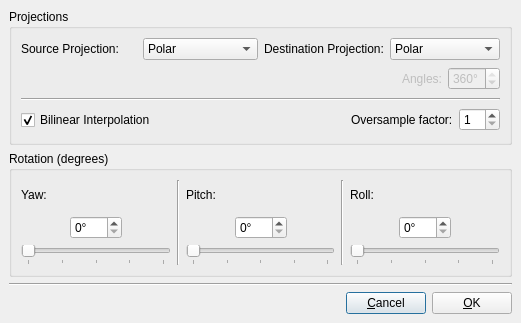
LuminanceHDR/LuminanceHDR, file src/Projection/ProjectionsDialog.ui: the form before one commit.
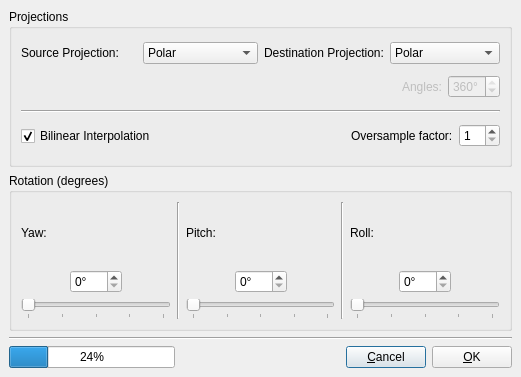
The form after the commit.

Commit message: [Projection]: use QtConcurrent to avoid freezing the UI. Add progress bar.

What changed in the file:
```diff
--- a/src/Projection/ProjectionsDialog.ui
+++ b/src/Projection/ProjectionsDialog.ui
@@ -1,52 +1,88 @@
 <ui version="4.0" >
  <class>ProjectionsDialog</class>
- <widget class="QDialog" name="ProjectionsDialog" >
-  <property name="geometry" >
+ <widget class="QDialog" name="ProjectionsDialog">
+  <property name="geometry">
    <rect>
     <x>0</x>
     <y>0</y>
     <width>521</width>
-    <height>323</height>
+    <height>377</height>
    </rect>
   </property>
   <property name="windowTitle" >
    <string>Projective Transformation</string>
   </property>
-  <layout class="QVBoxLayout" >
-   <property name="margin" >
-    <number>9</number>
-   </property>
-   <property name="spacing" >
+  <layout class="QVBoxLayout">
+   <property name="spacing">
     <number>6</number>
    </property>
+   <property name="leftMargin">
+    <number>9</number>
+   </property>
+   <property name="topMargin">
+    <number>9</number>
+   </property>
+   <property name="rightMargin">
+    <number>9</number>
+   </property>
+   <property name="bottomMargin">
+    <number>9</number>
+   </property>
    <item>
     <widget class="QGroupBox" name="projectionGroupBox" >
      <property name="title" >
       <string>Projections</string>
      </property>
-     <layout class="QVBoxLayout" >
-      <property name="margin" >
-       <number>9</number>
-      </property>
-      <property name="spacing" >
+     <layout class="QVBoxLayout">
+      <property name="spacing">
        <number>6</number>
       </property>
+      <property name="leftMargin">
+       <number>9</number>
+      </property>
+      <property name="topMargin">
+       <number>9</number>
+      </property>
+      <property name="rightMargin">
+       <number>9</number>
+      </property>
+      <property name="bottomMargin">
+       <number>9</number>
+      </property>
       <item>
-       <layout class="QHBoxLayout" >
-        <property name="margin" >
-         <number>0</number>
-        </property>
-        <property name="spacing" >
+       <layout class="QHBoxLayout">
+        <property name="spacing">
          <number>6</number>
         </property>
+        <property name="leftMargin">
+         <number>0</number>
+        </property>
+        <property name="topMargin">
+         <number>0</number>
+        </property>
+        <property name="rightMargin">
+         <number>0</number>
+        </property>
+        <property name="bottomMargin">
+         <number>0</number>
+        </property>
         <item>
-         <layout class="QHBoxLayout" >
-          <property name="margin" >
-           <number>0</number>
-          </property>
-          <property name="spacing" >
+         <layout class="QHBoxLayout">
+          <property name="spacing">
            <number>6</number>
           </property>
+          <property name="leftMargin">
+           <number>0</number>
+          </property>
+          <property name="topMargin">
+           <number>0</number>
+          </property>
+          <property name="rightMargin">
+           <number>0</number>
+          </property>
+          <property name="bottomMargin">
+           <number>0</number>
+          </property>
           <item>
            <widget class="QLabel" name="labelSrcProj" >
             <property name="text" >
@@ -81,13 +117,22 @@
          </layout>
         </item>
         <item>
-         <layout class="QHBoxLayout" >
-          <property name="margin" >
-           <number>0</number>
-          </property>
-          <property name="spacing" >
+         <layout class="QHBoxLayout">
+          <property name="spacing">
            <number>6</number>
           </property>
+          <property name="leftMargin">
+           <number>0</number>
+          </property>
+          <property name="topMargin">
+           <number>0</number>
+          </property>
+          <property name="rightMargin">
+           <number>0</number>
+          </property>
+          <property name="bottomMargin">
+           <number>0</number>
+          </property>
           <item>
            <widget class="QLabel" name="labelDestProj" >
             <property name="text" >
@@ -124,13 +169,22 @@
        </layout>
       </item>
       <item>
-       <layout class="QHBoxLayout" >
-        <property name="margin" >
-         <number>0</number>
-        </property>
-        <property name="spacing" >
+       <layout class="QHBoxLayout">
+        <property name="spacing">
          <number>6</number>
         </property>
+        <property name="leftMargin">
+         <number>0</number>
+        </property>
+        <property name="topMargin">
+         <number>0</number>
+        </property>
+        <property name="rightMargin">
+         <number>0</number>
+        </property>
+        <property name="bottomMargin">
+         <number>0</number>
+        </property>
         <item>
          <spacer>
           <property name="orientation" >
@@ -180,13 +234,22 @@
        </widget>
       </item>
       <item>
-       <layout class="QHBoxLayout" >
-        <property name="margin" >
-         <number>0</number>
-        </property>
-        <property name="spacing" >
+       <layout class="QHBoxLayout">
+        <property name="spacing">
          <number>6</number>
         </property>
+        <property name="leftMargin">
+         <number>0</number>
+        </property>
+        <property name="topMargin">
+         <number>0</number>
+        </property>
+        <property name="rightMargin">
+         <number>0</number>
+        </property>
+        <property name="bottomMargin">
+         <number>0</number>
+        </property>
         <item>
          <widget class="QCheckBox" name="bilinearCheckBox" >
           <property name="text" >
@@ -218,13 +281,13 @@
          </widget>
         </item>
         <item>
-         <widget class="QSpinBox" name="oversampleSpinBox" >
-          <property name="maximum" >
-           <number>20</number>
-          </property>
-          <property name="minimum" >
+         <widget class="QSpinBox" name="oversampleSpinBox">
+          <property name="minimum">
            <number>1</number>
           </property>
+          <property name="maximum">
+           <number>20</number>
+          </property>
          </widget>
         </item>
        </layout>
@@ -237,21 +300,39 @@
      <property name="title" >
       <string>Rotation (degrees)</string>
      </property>
-     <layout class="QHBoxLayout" >
-      <property name="margin" >
-       <number>9</number>
-      </property>
-      <property name="spacing" >
+     <layout class="QHBoxLayout">
+      <property name="spacing">
        <number>6</number>
       </property>
+      <property name="leftMargin">
+       <number>9</number>
+      </property>
+      <property name="topMargin">
+       <number>9</number>
+      </property>
+      <property name="rightMargin">
+       <number>9</number>
+      </property>
+      <property name="bottomMargin">
+       <number>9</number>
+      </property>
       <item>
-       <layout class="QVBoxLayout" >
-        <property name="margin" >
-         <number>0</number>
-        </property>
-        <property name="spacing" >
+       <layout class="QVBoxLayout">
+        <property name="spacing">
          <number>6</number>
         </property>
+        <property name="leftMargin">
+         <number>0</number>
+        </property>
+        <property name="topMargin">
+         <number>0</number>
+        </property>
+        <property name="rightMargin">
+         <number>0</number>
+        </property>
+        <property name="bottomMargin">
+         <number>0</number>
+        </property>
         <item>
          <widget class="QLabel" name="XrotLabel" >
           <property name="text" >
@@ -260,13 +341,22 @@
          </widget>
         </item>
         <item>
-         <layout class="QHBoxLayout" >
-          <property name="margin" >
-           <number>0</number>
-          </property>
-          <property name="spacing" >
+         <layout class="QHBoxLayout">
+          <property name="spacing">
            <number>6</number>
           </property>
+          <property name="leftMargin">
+           <number>0</number>
+          </property>
+          <property name="topMargin">
+           <number>0</number>
+          </property>
+          <property name="rightMargin">
+           <number>0</number>
+          </property>
+          <property name="bottomMargin">
+           <number>0</number>
+          </property>
           <item>
            <spacer>
             <property name="orientation" >
@@ -285,12 +375,12 @@
             <property name="suffix" >
              <string>°</string>
             </property>
-            <property name="maximum" >
-             <number>360</number>
-            </property>
-            <property name="minimum" >
+            <property name="minimum">
              <number>0</number>
             </property>
+            <property name="maximum">
+             <number>360</number>
+            </property>
            </widget>
           </item>
           <item>
@@ -334,13 +424,22 @@
        </widget>
       </item>
       <item>
-       <layout class="QVBoxLayout" >
-        <property name="margin" >
-         <number>0</number>
-        </property>
-        <property name="spacing" >
+       <layout class="QVBoxLayout">
+        <property name="spacing">
          <number>6</number>
         </property>
+        <property name="leftMargin">
+         <number>0</number>
+        </property>
+        <property name="topMargin">
+         <number>0</number>
+        </property>
+        <property name="rightMargin">
+         <number>0</number>
+        </property>
+        <property name="bottomMargin">
+         <number>0</number>
+        </property>
         <item>
          <widget class="QLabel" name="YrotLabel" >
           <property name="text" >
@@ -349,13 +448,22 @@
          </widget>
         </item>
         <item>
-         <layout class="QHBoxLayout" >
-          <property name="margin" >
-           <number>0</number>
-          </property>
-          <property name="spacing" >
+         <layout class="QHBoxLayout">
+          <property name="spacing">
            <number>6</number>
           </property>
+          <property name="leftMargin">
+           <number>0</number>
+          </property>
+          <property name="topMargin">
+           <number>0</number>
+          </property>
+          <property name="rightMargin">
+           <number>0</number>
+          </property>
+          <property name="bottomMargin">
+           <number>0</number>
+          </property>
           <item>
            <spacer>
             <property name="orientation" >
@@ -374,12 +482,12 @@
             <property name="suffix" >
              <string>°</string>
             </property>
-            <property name="maximum" >
-             <number>360</number>
-            </property>
-            <property name="minimum" >
+            <property name="minimum">
              <number>0</number>
             </property>
+            <property name="maximum">
+             <number>360</number>
+            </property>
            </widget>
           </item>
           <item>
@@ -423,13 +531,22 @@
        </widget>
       </item>
       <item>
-       <layout class="QVBoxLayout" >
-        <property name="margin" >
-         <number>0</number>
-        </property>
-        <property name="spacing" >
+       <layout class="QVBoxLayout">
+        <property name="spacing">
          <number>6</number>
         </property>
+        <property name="leftMargin">
+         <number>0</number>
+        </property>
+        <property name="topMargin">
+         <number>0</number>
+        </property>
+        <property name="rightMargin">
+         <number>0</number>
+        </property>
+        <property name="bottomMargin">
+         <number>0</number>
+        </property>
         <item>
          <widget class="QLabel" name="ZrotLabel" >
           <property name="text" >
@@ -438,13 +555,22 @@
          </widget>
         </item>
         <item>
-         <layout class="QHBoxLayout" >
-          <property name="margin" >
-           <number>0</number>
-          </property>
-          <property name="spacing" >
+         <layout class="QHBoxLayout">
+          <property name="spacing">
            <number>6</number>
           </property>
+          <property name="leftMargin">
+           <number>0</number>
+          </property>
+          <property name="topMargin">
+           <number>0</number>
+          </property>
+          <property name="rightMargin">
+           <number>0</number>
+          </property>
+          <property name="bottomMargin">
+           <number>0</number>
+          </property>
           <item>
            <spacer>
             <property name="orientation" >
@@ -463,12 +589,12 @@
             <property name="suffix" >
              <string>°</string>
             </property>
-            <property name="maximum" >
-             <number>360</number>
-            </property>
-            <property name="minimum" >
+            <property name="minimum">
              <number>0</number>
             </property>
+            <property name="maximum">
+             <number>360</number>
+            </property>
            </widget>
           </item>
           <item>
@@ -515,13 +641,29 @@
     </widget>
    </item>
    <item>
-    <layout class="QHBoxLayout" >
-     <property name="margin" >
-      <number>0</number>
-     </property>
-     <property name="spacing" >
+    <layout class="QHBoxLayout">
+     <property name="spacing">
       <number>6</number>
      </property>
+     <property name="leftMargin">
+      <number>0</number>
+     </property>
+     <property name="topMargin">
+      <number>0</number>
+     </property>
+     <property name="rightMargin">
+      <number>0</number>
+     </property>
+     <property name="bottomMargin">
+      <number>0</number>
+     </property>
+     <item>
+      <widget class="QProgressBar" name="progressBar">
+       <property name="value">
+        <number>24</number>
+       </property>
+      </widget>
+     </item>
      <item>
       <spacer>
        <property name="orientation" >
```
Left out of the diff: 209 changed lines with no effect on the pictures. The commit also changes 3 other files.
